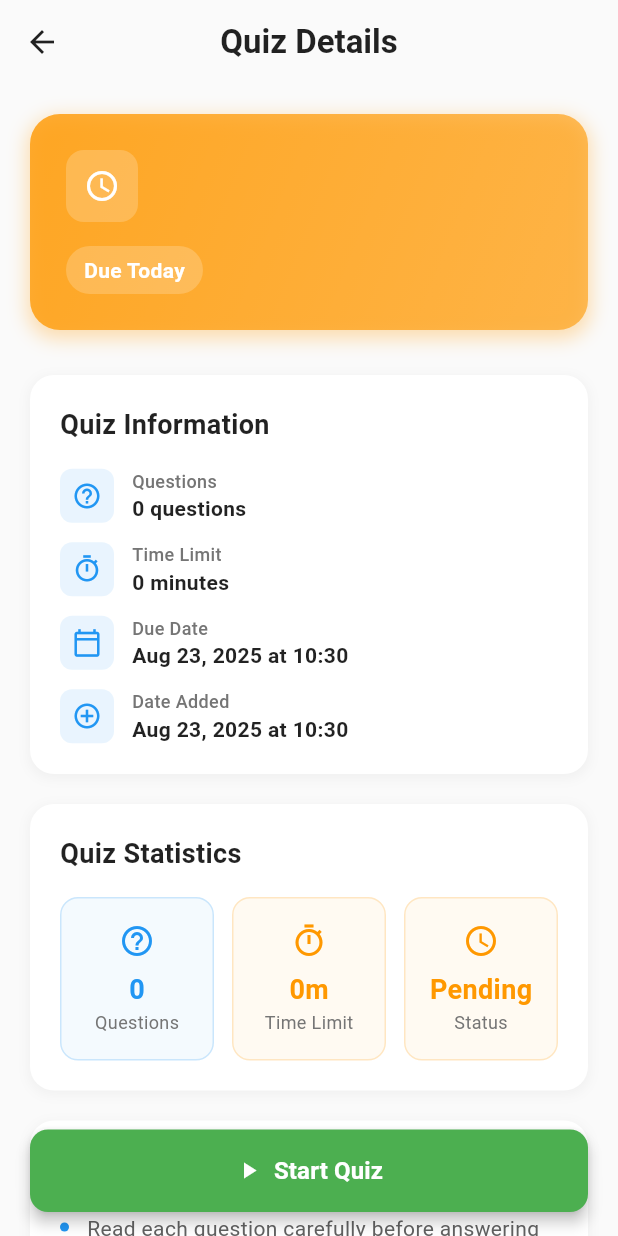
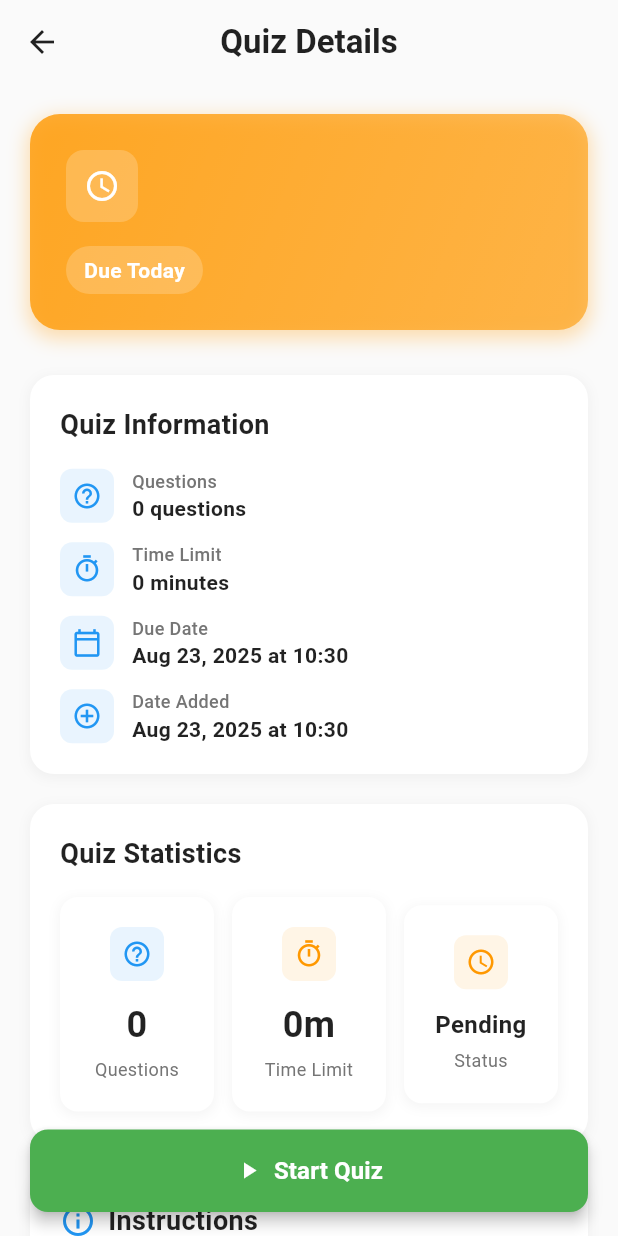
Before and after one commit to Online-Quiz-CS31A/Online-Quiz-Mobile, a Flutter app: the QuizDetailScreen screen opened directly with empty values, on a phone screen of 412 x 824 dp. Run offline on Flutter 3.47's test engine with Material 3 defaults, Android fonts, the phone set to English and light mode, and no system bars.

Commit message:
feat: replace custom stat card implementation with reusable StatCard widget

```diff
--- a/online_quiz/lib/screens/home/home_tab.dart
+++ b/online_quiz/lib/screens/home/home_tab.dart
@@ -2,6 +2,7 @@ import 'package:flutter/material.dart';
 import '../../models/mock_data.dart';
 import '../../models/user.dart';
 import '../../models/quiz.dart';
+import '../../widgets/stat_card.dart';
 
 class HomeTab extends StatelessWidget {
   const HomeTab({super.key});
@@ -110,7 +111,7 @@ class HomeTab extends StatelessWidget {
         Row(
           children: [
             Expanded(
-              child: _buildStatCard(
+              child: StatCard(
                 icon: Icons.quiz_outlined,
                 title: 'Total Quizzes',
                 value: totalQuizzes.toString(),
@@ -119,7 +120,7 @@ class HomeTab extends StatelessWidget {
             ),
             const SizedBox(width: 16),
             Expanded(
-              child: _buildStatCard(
+              child: StatCard(
                 icon: Icons.check_circle_outline,
                 title: 'Completed',
                 value: completedQuizzes.toString(),
@@ -132,7 +133,7 @@ class HomeTab extends StatelessWidget {
         Row(
           children: [
             Expanded(
-              child: _buildStatCard(
+              child: StatCard(
                 icon: Icons.trending_up,
                 title: 'Average Score',
                 value: '${averageScore.toStringAsFixed(1)}%',
@@ -141,7 +142,7 @@ class HomeTab extends StatelessWidget {
             ),
             const SizedBox(width: 16),
             Expanded(
-              child: _buildStatCard(
+              child: StatCard(
                 icon: Icons.school_outlined,
                 title: 'Courses',
                 value: DummyData.getUser().courses.length.toString(),
@@ -154,62 +155,7 @@ class HomeTab extends StatelessWidget {
     );
   }
 
-  Widget _buildStatCard({
-    required IconData icon,
-    required String title,
-    required String value,
-    required Color color,
-  }) {
-    return Container(
-      padding: const EdgeInsets.all(20),
-      decoration: BoxDecoration(
-        color: Colors.white,
-        borderRadius: BorderRadius.circular(12),
-        boxShadow: [
-          BoxShadow(
-            color: Colors.grey.withValues(alpha: 0.1),
-            spreadRadius: 1,
-            blurRadius: 6,
-            offset: const Offset(0, 2),
-          ),
-        ],
-      ),
-      child: Column(
-        crossAxisAlignment: CrossAxisAlignment.start,
-        children: [
-          Container(
-            padding: const EdgeInsets.all(8),
-            decoration: BoxDecoration(
-              color: color.withValues(alpha: 0.1),
-              borderRadius: BorderRadius.circular(8),
-            ),
-            child: Icon(
-              icon,
-              color: color,
-              size: 24,
-            ),
-          ),
-          const SizedBox(height: 12),
-          Text(
-            value,
-            style: const TextStyle(
-              fontSize: 24,
-              fontWeight: FontWeight.bold,
-              color: Colors.black87,
-            ),
-          ),
-          const SizedBox(height: 4),
-          Text(
-            title,
-            style: TextStyle(
-              fontSize: 14,
-              color: Colors.grey.shade600,
-            ),
-          ),
-        ],
-      ),
-    );
-  }
+
 
   Widget _buildProgressSection(User user) {
     return Column(
--- a/online_quiz/lib/screens/quizzes/quiz_detail_screen.dart
+++ b/online_quiz/lib/screens/quizzes/quiz_detail_screen.dart
@@ -1,6 +1,7 @@
 import 'package:flutter/material.dart';
 import '../../models/quiz.dart';
 import '../../models/course.dart';
+import '../../widgets/stat_card.dart';
 
 class QuizDetailScreen extends StatelessWidget {
   final Quiz quiz;
@@ -275,29 +276,29 @@ class QuizDetailScreen extends StatelessWidget {
           Row(
             children: [
               Expanded(
-                child: _buildStatCard(
-                  'Questions',
-                  quiz.totalQuestions.toString(),
-                  Icons.help_outline,
-                  Colors.blue,
+                child: StatCard(
+                  icon: Icons.help_outline,
+                  title: 'Questions',
+                  value: quiz.totalQuestions.toString(),
+                  color: Colors.blue,
                 ),
               ),
               const SizedBox(width: 12),
               Expanded(
-                child: _buildStatCard(
-                  'Time Limit',
-                  '${quiz.timeLimit}m',
-                  Icons.timer_outlined,
-                  Colors.orange,
+                child: StatCard(
+                  icon: Icons.timer_outlined,
+                  title: 'Time Limit',
+                  value: '${quiz.timeLimit}m',
+                  color: Colors.orange,
                 ),
               ),
               const SizedBox(width: 12),
               Expanded(
-                child: _buildStatCard(
-                  'Status',
-                  quiz.isCompleted ? 'Done' : 'Pending',
-                  quiz.isCompleted ? Icons.check_circle : Icons.schedule,
-                  quiz.isCompleted ? Colors.green : Colors.orange,
+                child: StatCard(
+                  icon: quiz.isCompleted ? Icons.check_circle : Icons.schedule,
+                  title: 'Status',
+                  value: quiz.isCompleted ? 'Done' : 'Pending',
+                  color: quiz.isCompleted ? Colors.green : Colors.orange,
                 ),
               ),
             ],
@@ -307,41 +308,7 @@ class QuizDetailScreen extends StatelessWidget {
     );
   }
 
-  Widget _buildStatCard(String label, String value, IconData icon, Color color) {
-    return Container(
-      padding: const EdgeInsets.all(16),
-      decoration: BoxDecoration(
-        color: color.withValues(alpha: 0.05),
-        borderRadius: BorderRadius.circular(12),
-        border: Border.all(color: color.withValues(alpha: 0.2)),
-      ),
-      child: Column(
-        children: [
-          Icon(
-            icon,
-            color: color,
-            size: 24,
-          ),
-          const SizedBox(height: 8),
-          Text(
-            value,
-            style: TextStyle(
-              fontSize: 18,
-              fontWeight: FontWeight.bold,
-              color: color,
-            ),
-          ),
-          Text(
-            label,
-            style: TextStyle(
-              fontSize: 12,
-              color: Colors.grey.shade600,
-            ),
-          ),
-        ],
-      ),
-    );
-  }
+
 
   Widget _buildResultSection() {
     final result = quiz.result!;
--- /dev/null
+++ b/online_quiz/lib/widgets/stat_card.dart
@@ -0,0 +1,88 @@
+import 'package:flutter/material.dart';
+
+class StatCard extends StatelessWidget {
+  final IconData icon;
+  final String title;
+  final String value;
+  final Color color;
+  final VoidCallback? onTap;
+  final double? width;
+  final double? height;
+
+  const StatCard({
+    super.key,
+    required this.icon,
+    required this.title,
+    required this.value,
+    required this.color,
+    this.onTap,
+    this.width,
+    this.height,
+  });
+
+  @override
+  Widget build(BuildContext context) {
+    return GestureDetector(
+      onTap: onTap,
+      child: Container(
+        width: width,
+        height: height,
+        padding: const EdgeInsets.all(20),
+        decoration: BoxDecoration(
+          color: Colors.white,
+          borderRadius: BorderRadius.circular(12),
+          boxShadow: [
+            BoxShadow(
+              color: Colors.grey.withValues(alpha: 0.1),
+              spreadRadius: 1,
+              blurRadius: 6,
+              offset: const Offset(0, 2),
+            ),
+          ],
+        ),
+        child: Column(
+          crossAxisAlignment: CrossAxisAlignment.center,
+          mainAxisAlignment: MainAxisAlignment.center,
+          mainAxisSize: MainAxisSize.min,
+          children: [
+            Container(
+              padding: const EdgeInsets.all(8),
+              decoration: BoxDecoration(
+                color: color.withValues(alpha: 0.1),
+                borderRadius: BorderRadius.circular(8),
+              ),
+              child: Icon(
+                icon,
+                color: color,
+                size: 20,
+              ),
+            ),
+            const SizedBox(height: 12),
+            Flexible(
+              child: Text(
+                value,
+                style: TextStyle(
+                  fontSize: value.length > 6 ? 16 : 24,
+                  fontWeight: FontWeight.bold,
+                  color: Colors.black87,
+                ),
+                textAlign: TextAlign.center,
+                maxLines: 2,
+              ),
+            ),
+            const SizedBox(height: 4),
+            Text(
+              title,
+              style: TextStyle(
+                fontSize: 12,
+                color: Colors.grey.shade600,
+              ),
+              textAlign: TextAlign.center,
+              maxLines: 2,
+            ),
+          ],
+        ),
+      ),
+    );
+  }
+}
```
